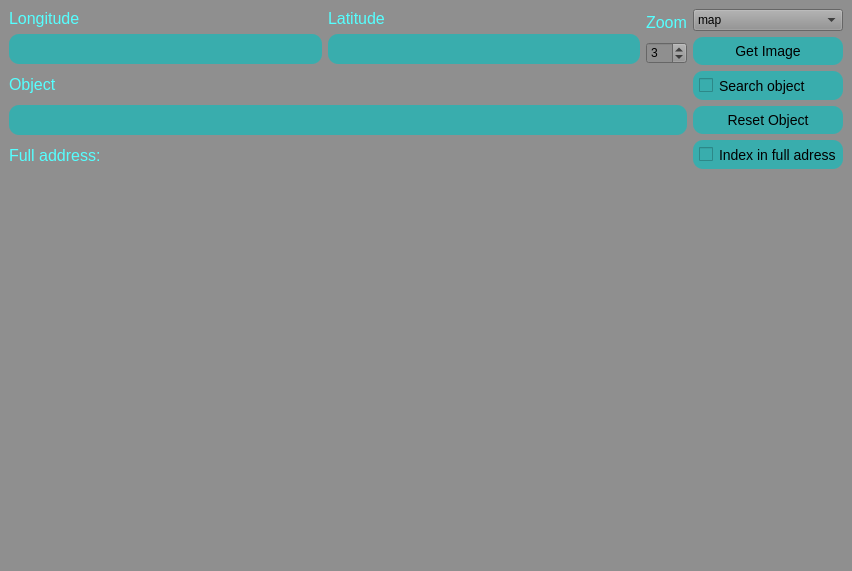
Above: map_ui.ui from Rogozhin-Dmitry/yandex_api_big_project before the change. Below: the same form after it.
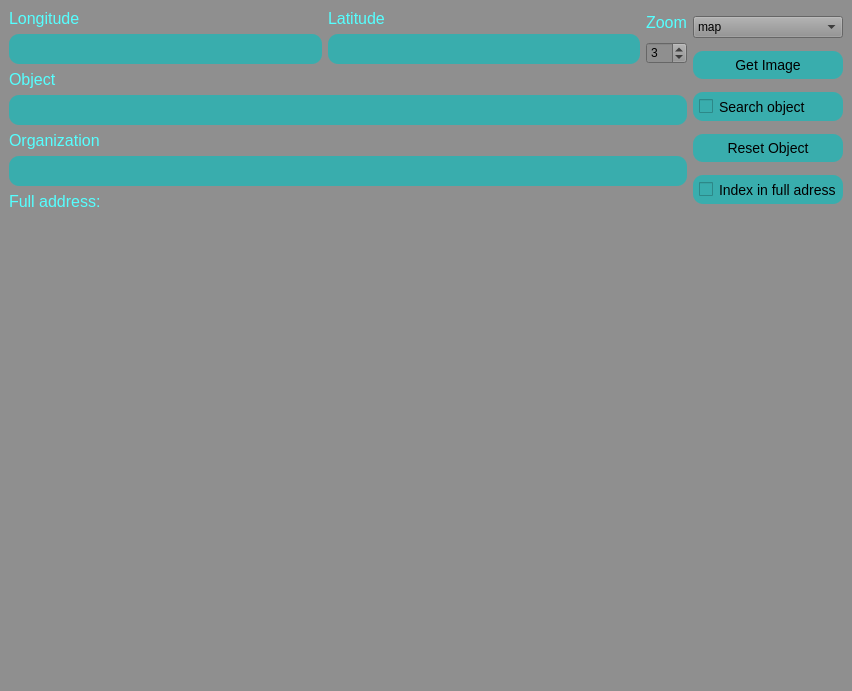
That is the form after the change.

Commit message: заготовка для последней задачи

The edit to the form file:
```diff
--- a/map_ui.ui
+++ b/map_ui.ui
@@ -7,7 +7,7 @@
     <x>0</x>
     <y>0</y>
     <width>852</width>
-    <height>571</height>
+    <height>691</height>
    </rect>
   </property>
   <property name="windowTitle">
@@ -198,6 +198,43 @@
                 </property>
                </widget>
               </item>
+              <item>
+               <widget class="QLabel" name="label_7">
+                <property name="font">
+                 <font>
+                  <family>Segoe UI</family>
+                  <pointsize>12</pointsize>
+                 </font>
+                </property>
+                <property name="styleSheet">
+                 <string notr="true">color: rgb(85, 255, 255);
+
+</string>
+                </property>
+                <property name="text">
+                 <string>Organization</string>
+                </property>
+               </widget>
+              </item>
+              <item>
+               <widget class="QLineEdit" name="organization">
+                <property name="focusPolicy">
+                 <enum>Qt::ClickFocus</enum>
+                </property>
+                <property name="styleSheet">
+                 <string notr="true">background-color: rgb(57, 173, 173);
+border-style: outset;
+border-radius: 10px;
+border-color: beige;
+font: 14px;
+padding: 6px;
+min-width: 10em;</string>
+                </property>
+                <property name="text">
+                 <string/>
+                </property>
+               </widget>
+              </item>
               <item>
                <widget class="QLabel" name="address">
                 <property name="font">
```
